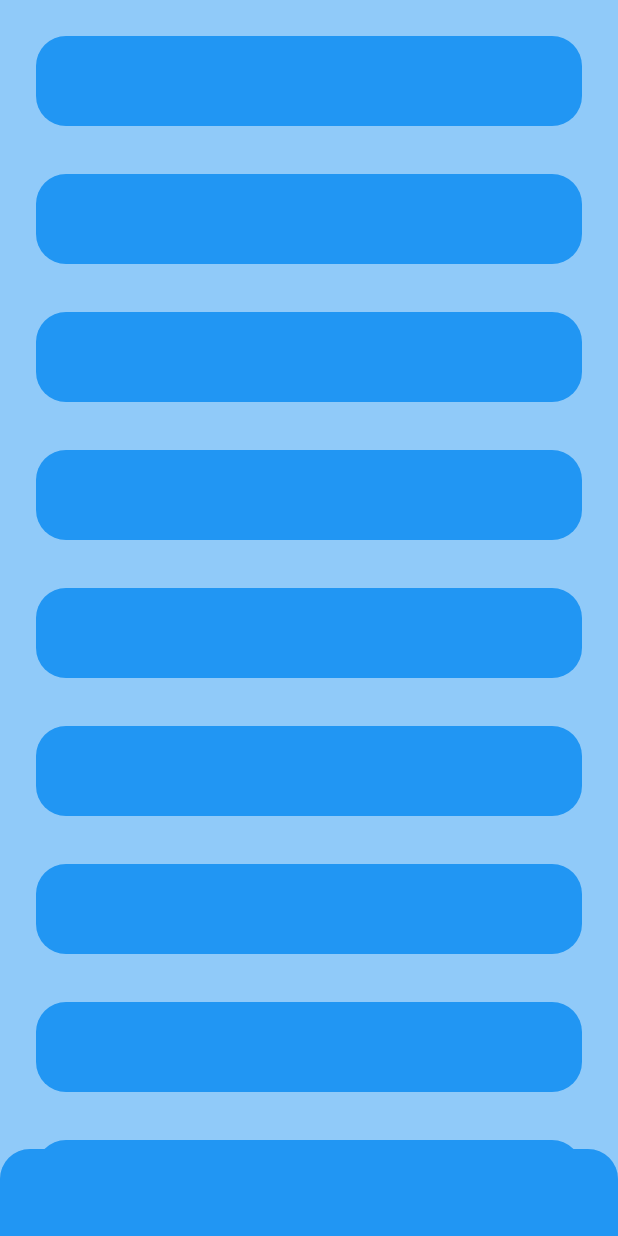
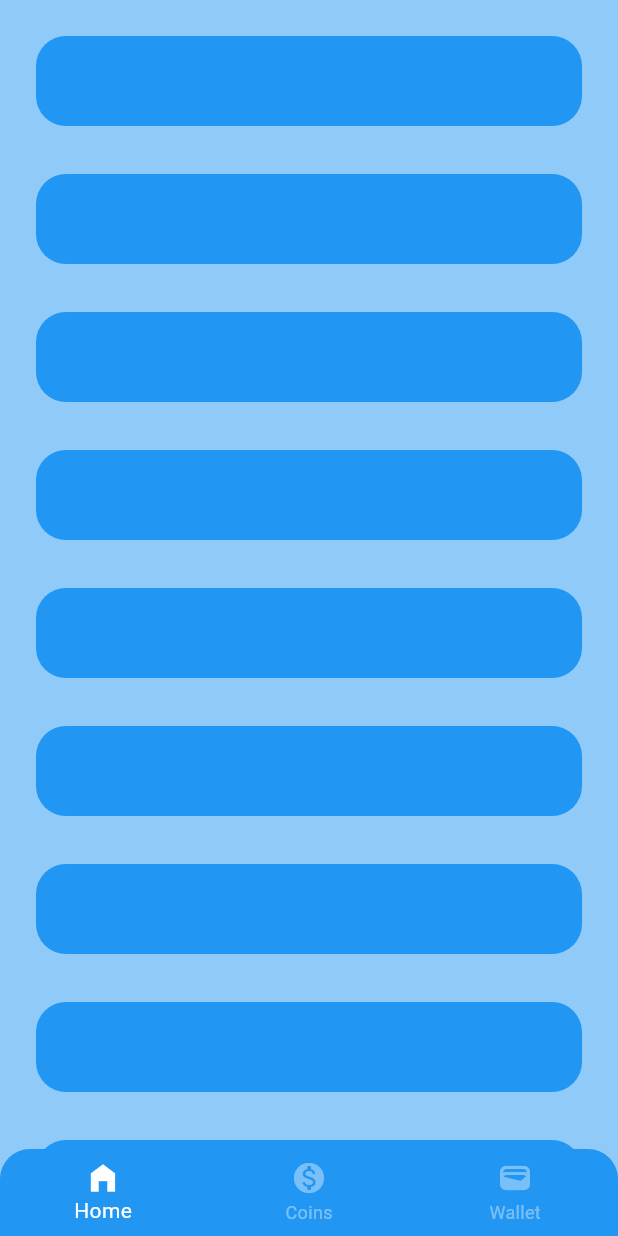
Before and after one commit to wonderpops/coin_crawler, a Flutter app: the screen it shows after launch, on a phone screen of 412 x 824 dp. Run offline on Flutter 3.47's test engine with Material 2 defaults, Android fonts, the phone set to English and light mode, and no system bars; drawn by our look-alikes of dynamic_color.

Commit message:
Fixed color scheme bugs in app

```diff
--- a/app/lib/main.dart
+++ b/app/lib/main.dart
@@ -33,7 +33,7 @@ class MainWidget extends StatelessWidget {
           scaffoldBackgroundColor: darkDynamic?.surfaceVariant,
           useMaterial3: true,
         ),
-        themeMode: ThemeMode.system,
+        themeMode: ThemeMode.light,
         debugShowCheckedModeBanner: false,
         home: const MainLayoutWidget(
           restorationId: '0',
--- a/app/lib/main_layout_widget.dart
+++ b/app/lib/main_layout_widget.dart
@@ -43,6 +43,10 @@ class _MainLayoutWidgetState extends State<MainLayoutWidget>
 
     SystemChrome.setSystemUIOverlayStyle(SystemUiOverlayStyle(
       statusBarColor: Theme.of(context).colorScheme.background,
+      statusBarIconBrightness:
+          Theme.of(context).colorScheme.brightness == Brightness.light
+              ? Brightness.dark
+              : Brightness.light,
       systemNavigationBarColor: Theme.of(context).colorScheme.inversePrimary,
     ));
 
@@ -50,6 +54,7 @@ class _MainLayoutWidgetState extends State<MainLayoutWidget>
       child: Scaffold(
         extendBody: true,
         body: PageTransitionSwitcher(
+          duration: const Duration(milliseconds: 500),
           transitionBuilder: (child, primaryAnimation, secondaryAnimation) {
             return FadeThroughTransition(
               animation: primaryAnimation,
@@ -74,9 +79,9 @@ class _MainLayoutWidgetState extends State<MainLayoutWidget>
                 _currentIndex.value = index;
               });
             },
-            selectedItemColor: colorScheme.secondary,
-            unselectedItemColor: colorScheme.primary.withOpacity(.3),
-            backgroundColor: colorScheme.primaryContainer,
+            selectedItemColor: colorScheme.inversePrimary,
+            unselectedItemColor: colorScheme.inversePrimary.withOpacity(.4),
+            backgroundColor: colorScheme.primary,
           ),
         ),
       ),
```
